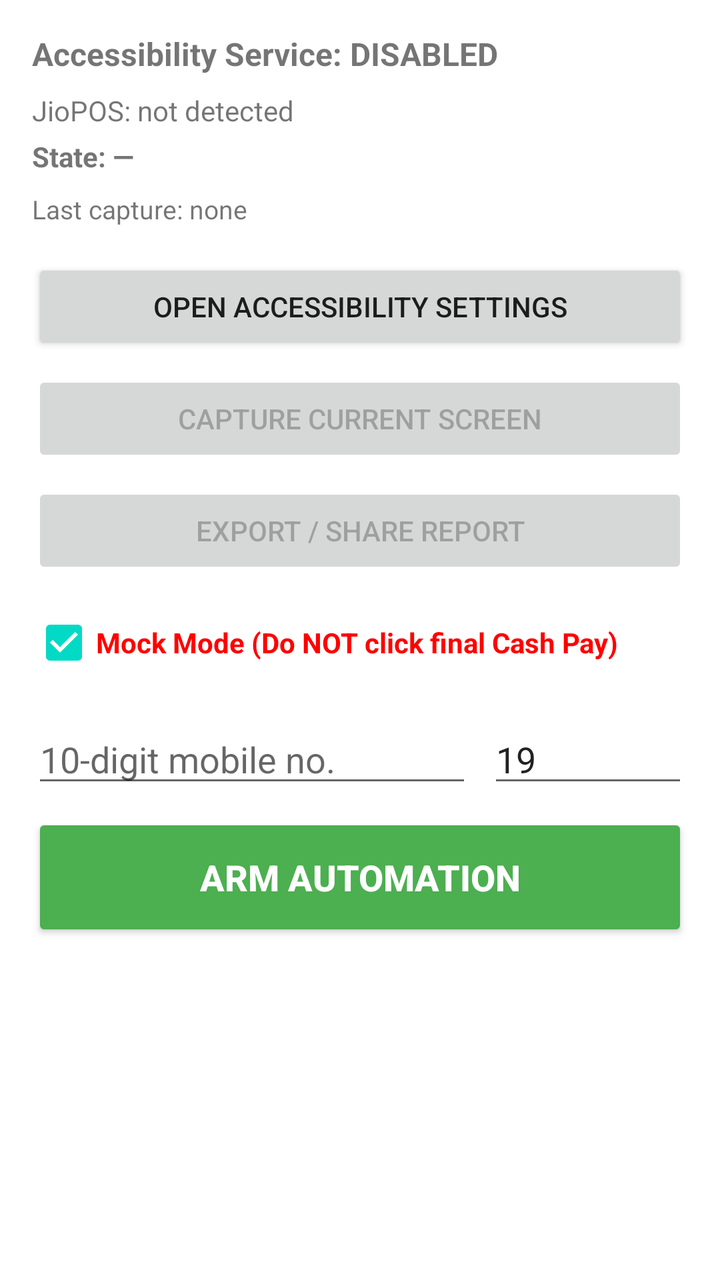
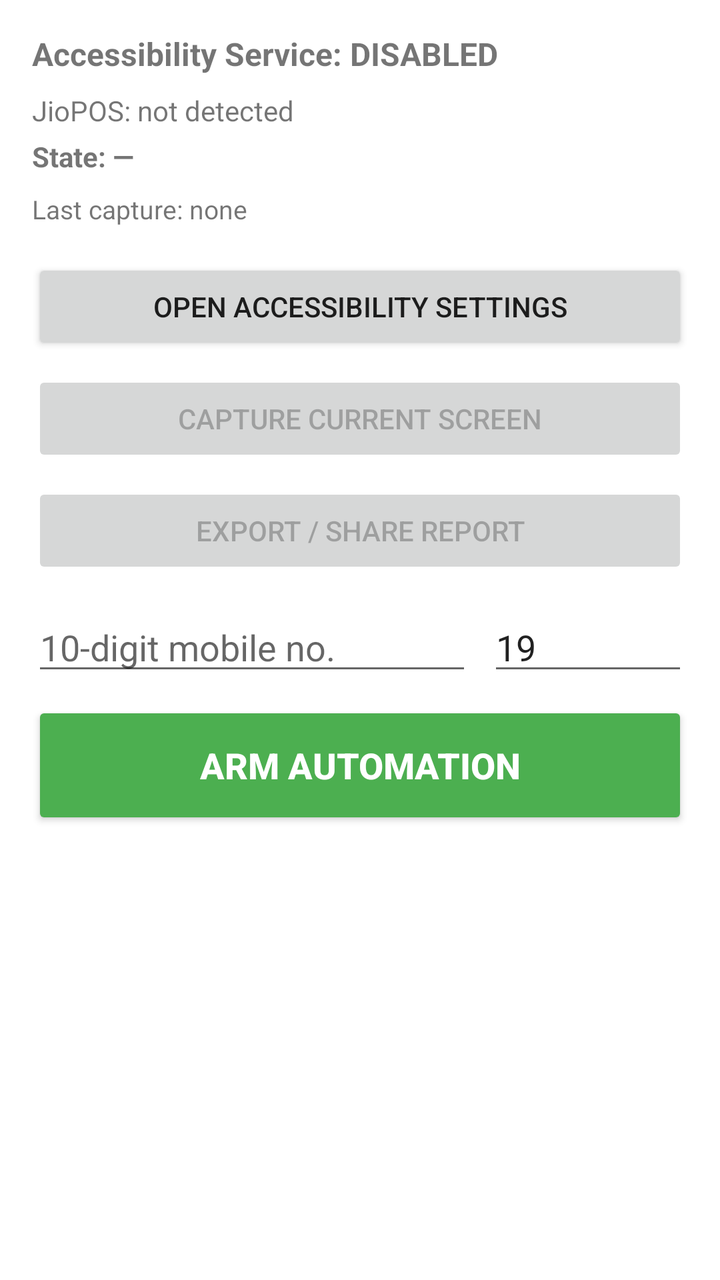

Screens rendered from an Android XML layout before and after an edit, with the pre-edit source and the edit as a unified diff.
<!-- AndroidManifest.xml: fallback theme Theme.MaterialComponents.DayNight.NoActionBar -->
<!-- res/layout/activity_main.xml -->
<?xml version="1.0" encoding="utf-8"?>
<LinearLayout xmlns:android="http://schemas.android.com/apk/res/android"
    android:layout_width="match_parent"
    android:layout_height="match_parent"
    android:orientation="vertical"
    android:padding="16dp">

    <TextView
        android:id="@+id/tvServiceStatus"
        android:layout_width="match_parent"
        android:layout_height="wrap_content"
        android:text="Accessibility Service: DISABLED"
        android:textSize="16sp"
        android:textStyle="bold" />

    <TextView
        android:id="@+id/tvJioPosStatus"
        android:layout_width="match_parent"
        android:layout_height="wrap_content"
        android:layout_marginTop="8dp"
        android:text="JioPOS: not detected"
        android:textSize="14sp" />

    <TextView
        android:id="@+id/tvJioPosState"
        android:layout_width="match_parent"
        android:layout_height="wrap_content"
        android:layout_marginTop="4dp"
        android:text="State: —"
        android:textSize="14sp"
        android:textStyle="bold" />

    <TextView
        android:id="@+id/tvLastCapture"
        android:layout_width="match_parent"
        android:layout_height="wrap_content"
        android:layout_marginTop="8dp"
        android:text="Last capture: none"
        android:textSize="13sp" />

    <Button
        android:id="@+id/btnEnableService"
        android:layout_width="match_parent"
        android:layout_height="wrap_content"
        android:layout_marginTop="16dp"
        android:text="Open Accessibility Settings" />

    <Button
        android:id="@+id/btnCapture"
        android:layout_width="match_parent"
        android:layout_height="wrap_content"
        android:layout_marginTop="8dp"
        android:enabled="false"
        android:text="Capture Current Screen" />

    <Button
        android:id="@+id/btnShare"
        android:layout_width="match_parent"
        android:layout_height="wrap_content"
        android:layout_marginTop="8dp"
        android:enabled="false"
        android:text="Export / Share Report" />

    <CheckBox
        android:id="@+id/cbMockMode"
        android:layout_width="match_parent"
        android:layout_height="wrap_content"
        android:layout_marginTop="8dp"
        android:checked="true"
        android:text="Mock Mode (Do NOT click final Cash Pay)"
        android:textColor="#FF0000"
        android:textStyle="bold" />

    
    <LinearLayout
        android:layout_width="match_parent"
        android:layout_height="wrap_content"
        android:layout_marginTop="12dp"
        android:orientation="horizontal">

        <EditText
            android:id="@+id/etPhoneNumber"
            android:layout_width="0dp"
            android:layout_height="wrap_content"
            android:layout_weight="1"
            android:hint="10-digit mobile no."
            android:inputType="phone"
            android:maxLength="10" />

        <EditText
            android:id="@+id/etPlanAmount"
            android:layout_width="100dp"
            android:layout_height="wrap_content"
            android:layout_marginStart="8dp"
            android:text="19"
            android:hint="Amount"
            android:inputType="number"
            android:maxLength="4" />
    </LinearLayout>

    <Button
        android:id="@+id/btnStartAutomation"
        android:layout_width="match_parent"
        android:layout_height="64dp"
        android:layout_marginTop="8dp"
        android:text="ARM AUTOMATION"
        android:textSize="18sp"
        android:textStyle="bold"
        android:backgroundTint="#4CAF50"
        android:textColor="#FFFFFF" />

    <ScrollView

        android:layout_width="match_parent"
        android:layout_height="0dp"
        android:layout_marginTop="12dp"
        android:layout_weight="1">

        <TextView
            android:id="@+id/tvLog"
            android:layout_width="match_parent"
            android:layout_height="wrap_content"
            android:fontFamily="monospace"
            android:textSize="11sp" />
    </ScrollView>

</LinearLayout>
<!-- resources referenced by this layout -->
<resources>

</resources>

<!-- the commit's change to res/layout/activity_main.xml (unified diff, before → after) -->
@@ -61,16 +61,6 @@
         android:enabled="false"
         android:text="Export / Share Report" />
 
-    <CheckBox
-        android:id="@+id/cbMockMode"
-        android:layout_width="match_parent"
-        android:layout_height="wrap_content"
-        android:layout_marginTop="8dp"
-        android:checked="true"
-        android:text="Mock Mode (Do NOT click final Cash Pay)"
-        android:textColor="#FF0000"
-        android:textStyle="bold" />
-
     
     <LinearLayout
         android:layout_width="match_parent"
<!-- resource entries referenced after the edit -->
@@ -1,5 +1,19 @@
 <!-- resources referenced by this layout -->
 <resources>
-
+  <style name="Theme.JioPOSInspector" parent="Theme.MaterialComponents.DayNight.DarkActionBar">
+          <item name="colorPrimary">@color/purple_500</item>
+          <item name="colorPrimaryVariant">@color/purple_700</item>
+          <item name="colorOnPrimary">@color/white</item>
+          <item name="colorSecondary">@color/teal_200</item>
+          <item name="colorSecondaryVariant">@color/teal_700</item>
+          <item name="colorOnSecondary">@color/black</item>
+          <item name="android:statusBarColor">?attr/colorPrimaryVariant</item>
+      </style>
+  <color name="purple_500">#FF6200EE</color>
+  <color name="purple_700">#FF3700B3</color>
+  <color name="white">#FFFFFFFF</color>
+  <color name="teal_200">#FF03DAC5</color>
+  <color name="teal_700">#FF018786</color>
+  <color name="black">#FF000000</color>
 </resources>
 
